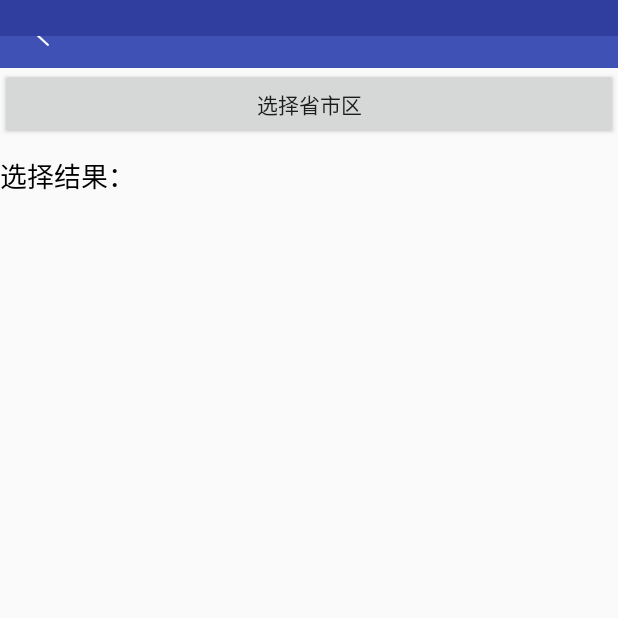
After one commit to lishide/BaseAndroidDev, an Android app: the CityPickerActivity screen opened directly, with no data from a screen before it, on a phone screen of 412 x 824 dp, the top half of it. The commit adds this screen. Run offline under Robolectric (Android 15) with nearby library versions, the phone set to English and light mode, and no system bars; libraries missing offline, so code that uses them is left out: com.lljjcoder.citypickerview.

Commit message:
省市区三级联动

```diff
--- a/app/src/main/AndroidManifest.xml
+++ b/app/src/main/AndroidManifest.xml
@@ -27,6 +27,8 @@
             </intent-filter>
         </activity>
 
+        <activity android:name=".activity.BlankActivity"/>
+
         <activity
             android:name=".activity.TextDemoActivity"
             android:screenOrientation="portrait"/>
@@ -36,9 +38,7 @@
         <activity
             android:name=".activity.LikeIosDialogActivity"
             android:screenOrientation="portrait"/>
-        <activity
-            android:name=".activity.BlankActivity"
-            android:screenOrientation="portrait"/>
+        <activity android:name=".activity.CityPickerActivity"/>
     </application>
 
 </manifest>
--- /dev/null
+++ b/app/src/main/java/com/example/dev/activity/CityPickerActivity.java
@@ -0,0 +1,79 @@
+package com.example.dev.activity;
+
+import android.graphics.Color;
+import android.os.Bundle;
+import android.view.View;
+import android.widget.Button;
+import android.widget.TextView;
+
+import com.base.adev.activity.BaseActivity;
+import com.example.dev.R;
+import com.lljjcoder.citypickerview.widget.CityPicker;
+
+public class CityPickerActivity extends BaseActivity {
+
+    private String title;
+
+    private Button btnPicker;
+    private TextView tvResult;
+    private String defProvinceName = "辽宁省";
+    private String defCityName = "大连市";
+    private String defDistrictName = "中山区";
+
+    @Override
+    protected void initContentView(Bundle bundle) {
+        setContentView(R.layout.activity_city_picker);
+    }
+
+    @Override
+    protected void initView() {
+        btnPicker = (Button) findViewById(R.id.btn_picker);
+        tvResult = (TextView) findViewById(R.id.tv_result);
+    }
+
+    @Override
+    protected void initLogic() {
+        setTitle(title);
+
+        btnPicker.setOnClickListener(new View.OnClickListener() {
+            @Override
+            public void onClick(View v) {
+
+                CityPicker cityPicker = new CityPicker.Builder(context).textSize(20)
+                        .title("选择地区")
+                        .titleTextColor("#ffffff")
+                        .backgroundPop(0xa0000000)
+                        .titleBackgroundColor("#0381F4")
+                        .confirTextColor("#ffffff")
+                        .cancelTextColor("#ffffff")
+                        .province(defProvinceName)
+                        .city(defCityName)
+                        .district(defDistrictName)
+                        .textColor(Color.parseColor("#000000"))
+                        .provinceCyclic(true)
+                        .cityCyclic(false)
+                        .districtCyclic(false)
+                        .visibleItemsCount(7)
+                        .itemPadding(10)
+                        .build();
+
+                cityPicker.show();
+                cityPicker.setOnCityItemClickListener(new CityPicker.OnCityItemClickListener() {
+                    @Override
+                    public void onSelected(String... citySelected) {
+                        tvResult.setText("选择结果：\n省：" + citySelected[0]
+                                + "\n市：" + citySelected[1]
+                                + "\n区：" + citySelected[2]
+                                + "\n邮编：" + citySelected[3]);
+                    }
+                });
+            }
+        });
+    }
+
+    @Override
+    protected void getBundleExtras(Bundle extras) {
+        title = extras.getString("title");
+    }
+
+}
--- /dev/null
+++ b/app/src/main/res/layout/activity_city_picker.xml
@@ -0,0 +1,25 @@
+<?xml version="1.0" encoding="utf-8"?>
+<LinearLayout
+    xmlns:android="http://schemas.android.com/apk/res/android"
+    android:layout_width="match_parent"
+    android:layout_height="match_parent"
+    android:orientation="vertical">
+
+    <include layout="@layout/layout_toolbar"/>
+
+    <Button
+        android:id="@+id/btn_picker"
+        android:layout_width="match_parent"
+        android:layout_height="wrap_content"
+        android:text="@string/text_picker_tip"/>
+
+    <TextView
+        android:id="@+id/tv_result"
+        android:layout_width="wrap_content"
+        android:layout_height="wrap_content"
+        android:layout_marginTop="10dp"
+        android:text="@string/text_picker_res"
+        android:textColor="@android:color/black"
+        android:textSize="18sp"/>
+
+</LinearLayout>
--- a/app/src/main/res/values/array.xml
+++ b/app/src/main/res/values/array.xml
@@ -4,11 +4,13 @@
         <item>文本类自定义控件集合</item>
         <item>CoverFlow示例</item>
         <item>仿iOS的Dialog</item>
+        <item>省市区三级联动</item>
     </string-array>
 
     <string-array name="main_item_des">
         <item>整理文本类自定义控件</item>
         <item>参考ImageCoverFlow-master修改的，使用方法与LIST一样，设置相应的控件、修改imageCoverFlow布局的参数即可。</item>
         <item>仿iOS的Dialog示例</item>
+        <item>CityPicker 高仿iOS 滚轮实现 省市区 城市选择三级联动</item>
     </string-array>
 </resources>
--- a/app/src/main/res/values/strings.xml
+++ b/app/src/main/res/values/strings.xml
@@ -7,8 +7,12 @@
     <string name="tab1">首页</string>
     <string name="tab2">TAB2</string>
     <string name="tab3">TAB3</string>
+
     <string name="text_text_demo">文本类自定义控件集合</string>
     <string name="text_coverFlow_demo">CoverFlow示例</string>
     <string name="text_iOS_dialog">仿iOS的Dialog</string>
+    <string name="text_city_picker">省市区三级联动</string>
+    <string name="text_picker_tip">选择省市区</string>
+    <string name="text_picker_res">选择结果：</string>
 
 </resources>
--- a/base-android-dev/build.gradle
+++ b/base-android-dev/build.gradle
@@ -36,4 +36,6 @@ dependencies {
 
     //图片加载库Glide
     compile 'com.github.bumptech.glide:glide:3.7.0'
+    //省市区三级联动
+    compile 'liji.library.dev:citypickerview:0.9.0'
 }
```
Also changed, not shown: app/src/main/java/com/example/dev/fragment/HomeFragment.java (+6 -4 lines), app/src/main/res/layout/activity_blank.xml (+1 -8 lines).
